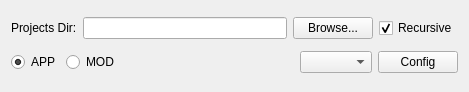
Above: Src/Tools/ConfigProject/configproject.ui from alexanderhmw/RobotSDK_v3.0 before the change. Below: the same form after it.
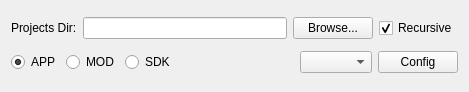
That is the form after the change.

```diff
--- a/Src/Tools/ConfigProject/configproject.ui
+++ b/Src/Tools/ConfigProject/configproject.ui
@@ -68,6 +68,13 @@
         </property>
        </widget>
       </item>
+      <item>
+       <widget class="QRadioButton" name="SDK">
+        <property name="text">
+         <string>SDK</string>
+        </property>
+       </widget>
+      </item>
       <item>
        <spacer name="horizontalSpacer">
         <property name="orientation">
```
